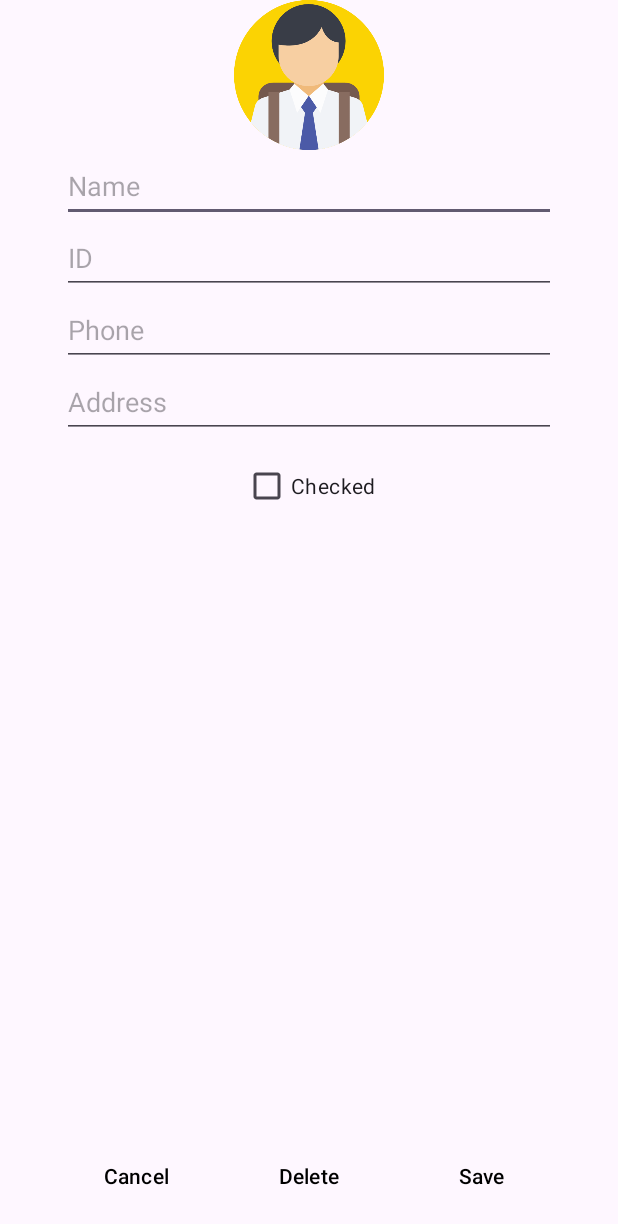
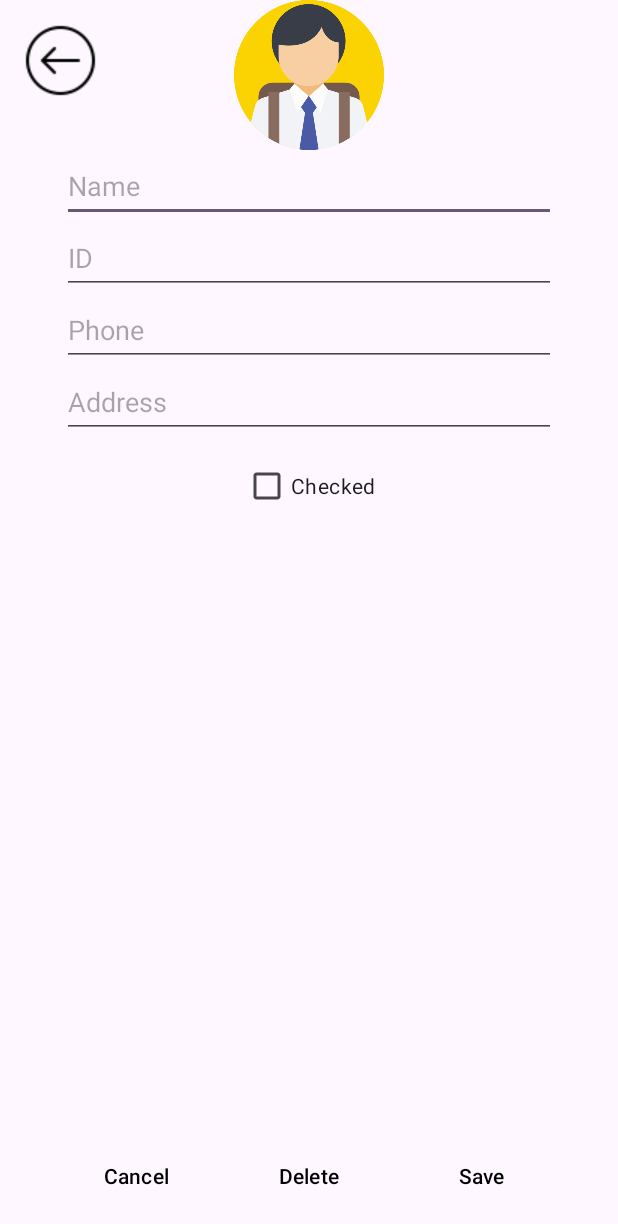
Before and after one commit to galCohen211/StudentApp, an Android app: the EditStudent screen opened directly, with no data from a screen before it, on a phone screen of 412 x 824 dp. Shown: the top 1224 px of the screen. Run offline under Robolectric (Android 15) with nearby library versions, the phone set to English and light mode, and no system bars.

Commit message:
Add back image button

```diff
--- a/app/src/main/res/layout/activity_edit_student.xml
+++ b/app/src/main/res/layout/activity_edit_student.xml
@@ -6,6 +6,17 @@
     android:layout_width="match_parent"
     android:layout_height="match_parent"
     tools:context=".EditStudent">
+
+    <ImageButton
+        android:id="@+id/edit_student_back_button"
+        android:layout_width="48dp"
+        android:layout_height="48dp"
+        android:background="?attr/selectableItemBackgroundBorderless"
+        android:src="@drawable/ic_arrow_back"
+        android:contentDescription="Back"
+        app:layout_constraintTop_toTopOf="parent"
+        app:layout_constraintStart_toStartOf="parent"
+        android:layout_margin="16dp" />
 
     <ImageView
         android:id="@+id/edit_student_avatar"
```
Also changed, not shown: app/src/main/res/layout/activity_new_student.xml (+11 -0 lines), app/src/main/res/layout/activity_student_details.xml (+11 -0 lines), app/src/main/res/drawable/ic_arrow_back.png (added).
